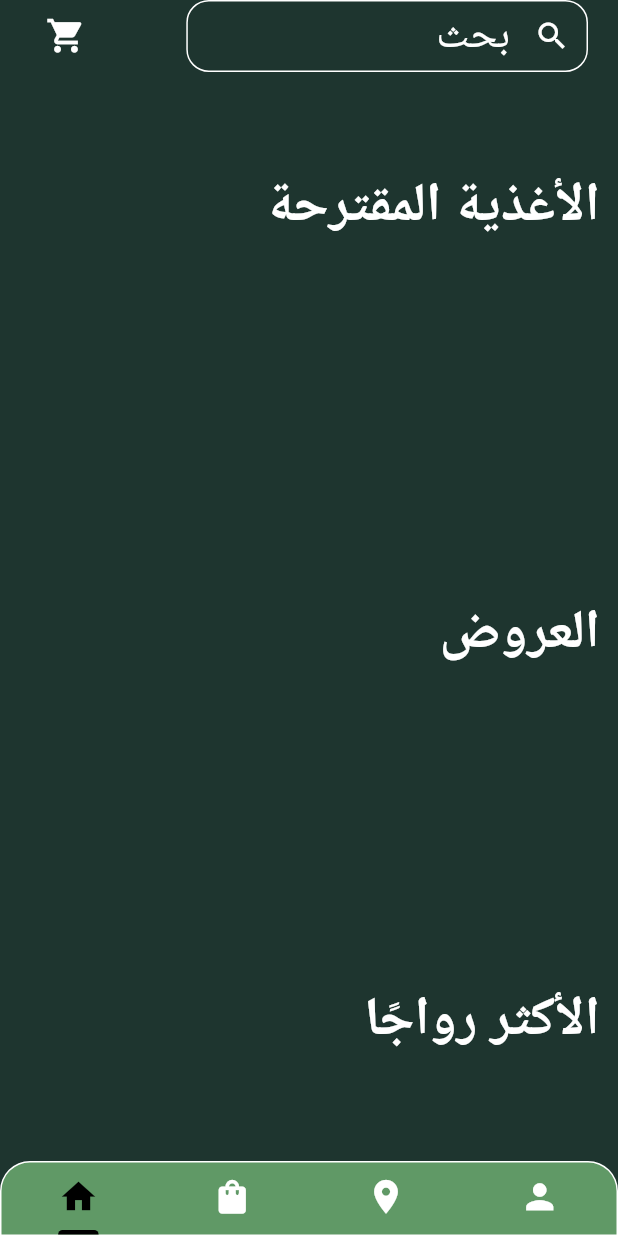
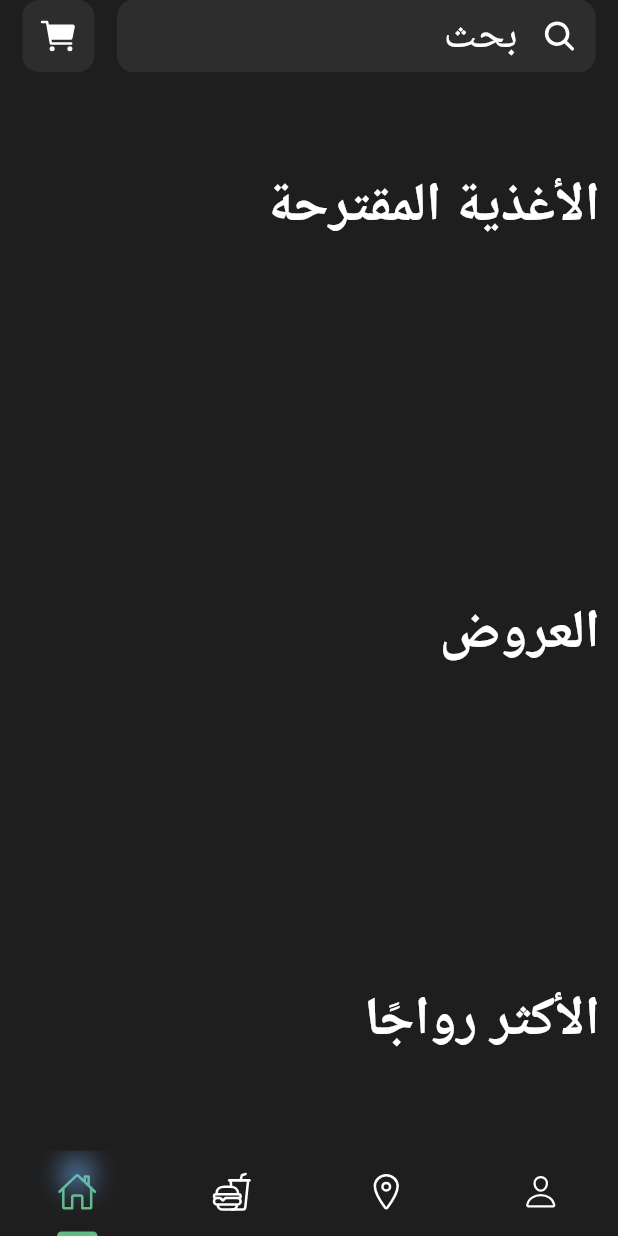
Before and after one commit to tux-1/tamweeny, a Flutter app: the NavigationView screen opened by its route, on a phone screen of 412 x 824 dp. Run offline on Flutter 3.47's test engine with Material 3 defaults, Android fonts, the phone set to English and light mode, and no system bars; our stand-ins replace flutter_map, flutter_riverpod, form_validator, geolocator, google_fonts, image_picker and 3 more; accounts and stored records are empty; network calls fail; Roboto replaces fonts that are missing (Lateef).

Commit message:
upgraded android version + updated UI

```diff
--- a/lib/features/cart/cart_screen.dart
+++ b/lib/features/cart/cart_screen.dart
@@ -4,7 +4,6 @@ import 'package:tamweeny/features/cart/widgets/checkout_item.dart';
 import 'package:tamweeny/generated/l10n.dart';
 
 import '../../providers/cart.dart';
-import '../../widgets/custom_scaffold.dart';
 import 'widgets/checkout_data.dart';
 
 class CartScreen extends ConsumerWidget {
@@ -13,7 +12,8 @@ class CartScreen extends ConsumerWidget {
   @override
   Widget build(BuildContext context, WidgetRef ref) {
     final cartData = ref.watch(asyncCartProvider.future);
-    return CustomScaffold(
+    return Scaffold(
+      // backgroundColor: ,
       appBar: AppBar(
         title: Text(
           S.of(context).shopping_cart,
--- a/lib/features/navigation_view.dart
+++ b/lib/features/navigation_view.dart
@@ -1,9 +1,9 @@
 import 'package:flutter/material.dart';
 import 'package:flutter/rendering.dart';
 import 'package:flutter_riverpod/flutter_riverpod.dart';
+import 'package:ionicons/ionicons.dart';
 
 import '../providers/filters.dart';
-import '../widgets/custom_scaffold.dart';
 import 'categories/categories_screen.dart';
 import 'home_screen.dart';
 import 'locations/locations_screen.dart';
@@ -67,6 +67,18 @@ class _NavigationScreenState extends ConsumerState<NavigationView>
 
   @override
   Widget build(BuildContext context) {
+    const tabDecoratedBox = DecoratedBox(
+      decoration: BoxDecoration(
+        boxShadow: [
+          BoxShadow(
+            color: Color(0xFF70B5FF),
+            blurRadius: 15,
+            offset: Offset(0, -25),
+            spreadRadius: -8,
+          )
+        ],
+      ),
+    );
     return PopScope(
       canPop: canPop,
       onPopInvoked: (didPop) {
@@ -91,25 +103,24 @@ class _NavigationScreenState extends ConsumerState<NavigationView>
           });
         }
       },
-      child: CustomScaffold(
-        showLogo: _tabController.index == 0 ? true : false,
+      child: Scaffold(
+        backgroundColor: const Color(0xff1E1E1E),
+        // showLogo: _tabController.index == 0 ? true : false,
         extendBody: true,
-        bottomNavigationBar: AnimatedContainer(
+        bottomNavigationBar: AnimatedSize(
+          duration: const Duration(milliseconds: 200),
+          child: Container(
+            clipBehavior: Clip.antiAlias,
+            height: _isVisible ? null : 0,
             width: double.infinity,
-          height: _isVisible ? 50 : 0,
-          duration: const Duration(milliseconds: 200),
-          decoration: BoxDecoration(
-            border: Border.all(color: Colors.white),
-            color: const Color(0xff609966),
-            borderRadius: const BorderRadius.only(
-              topRight: Radius.circular(20),
-              topLeft: Radius.circular(20),
-            ),
+            decoration: const BoxDecoration(
+              color: Color(0xff1E1E1E),
             ),
             child: TabBar(
                 dividerColor: Colors.transparent,
-              indicatorColor: _isVisible ? Colors.black : Colors.transparent,
-              labelColor: Colors.black, //Selected icon color
+                indicatorColor:
+                    _isVisible ? const Color(0xff61BC84) : Colors.transparent,
+                labelColor: const Color(0xff61BC84), //Selected icon color
                 unselectedLabelColor: Colors.white,
                 controller: _tabController,
                 onTap: (newIndex) {
@@ -118,21 +129,47 @@ class _NavigationScreenState extends ConsumerState<NavigationView>
                     setState(() {
                       canPop = false;
                     });
+                  } else {
+                    setState(() {});
                   }
                 },
-              tabs: const [
+                padding: EdgeInsets.zero,
+                labelPadding: EdgeInsets.zero,
+                indicatorPadding: EdgeInsets.zero,
+                tabs: [
                   // Profile Screen
-                Tab(icon: Icon(Icons.person, size: 27)),
+                  Tab(
+                    icon: const Icon(Ionicons.person_outline),
+                    iconMargin: EdgeInsets.zero,
+                    height: 55,
+                    child: _tabController.index == 0 ? tabDecoratedBox : null,
+                  ),
 
                   // Locations screen
-                Tab(icon: Icon(Icons.location_on, size: 27)),
+                  Tab(
+                    icon: const Icon(Ionicons.location_outline, size: 27),
+                    iconMargin: EdgeInsets.zero,
+                    height: 55,
+                    child: _tabController.index == 1 ? tabDecoratedBox : null,
+                  ),
 
                   // Categories screen
-                Tab(icon: Icon(Icons.shopping_bag_rounded, size: 27)),
+                  Tab(
+                    icon: const Icon(Ionicons.fast_food_outline, size: 27),
+                    iconMargin: EdgeInsets.zero,
+                    height: 55,
+                    child: _tabController.index == 2 ? tabDecoratedBox : null,
+                  ),
 
                   // HomePage
-                Tab(icon: Icon(Icons.home, size: 27)),
+                  Tab(
+                    icon: const Icon(Ionicons.home_outline, size: 27),
+                    iconMargin: EdgeInsets.zero,
+                    height: 55,
+                    child: _tabController.index == 3 ? tabDecoratedBox : null,
+                  ),
                 ]),
+          ),
         ),
         body: SafeArea(
           bottom: false,
--- a/lib/features/profile/providers/history.dart
+++ b/lib/features/profile/providers/history.dart
@@ -20,7 +20,8 @@ final ordersHistoryProvider = FutureProvider.autoDispose<List<HistoryOrder>>(
         'Accept': 'application/json',
       },
     );
-    final historyData = jsonDecode(response.body)[0] as List<dynamic>;
+
+    final historyData = jsonDecode(response.body) as List<dynamic>;
 
     for (final item in historyData) {
       items.add(HistoryOrder.fromJson(item));
--- a/lib/l10n/intl_ar.arb
+++ b/lib/l10n/intl_ar.arb
@@ -103,5 +103,9 @@
     "order_success": "تم إجراء الطلب بنجاح",
     "operation_number": "عملية رقم ",
     "success": "تمت بنجاح",
-    "date": "التاريخ "
+    "date": "التاريخ ",
+    "home": "الصفحة الرئيسية",
+    "categories": "الفئات",
+    "favorites": "المفضلة",
+    "profile": "الملف الشخصي"
 }
--- a/lib/l10n/intl_en.arb
+++ b/lib/l10n/intl_en.arb
@@ -103,5 +103,9 @@
     "order_success": "Order made successfully",
     "operation_number": "Operation number ",
     "success": "completed successfully",
-    "date": "Date "
+    "date": "Date ",
+    "home": "Home",
+    "categories": "Categories",
+    "favorites": "Favorites",
+    "profile": "Profile"
 }
--- a/lib/widgets/custom_scaffold.dart
+++ b/lib/widgets/custom_scaffold.dart
@@ -52,7 +52,7 @@ class CustomScaffold extends StatelessWidget {
   Widget build(BuildContext context) {
     final deviceSize = MediaQuery.of(context).size;
     return Scaffold(
-      backgroundColor: backgroundColor,
+      backgroundColor: backgroundColor ?? const Color(0xff1E352F),
       bottomNavigationBar: bottomNavigationBar,
       appBar: appBar,
       resizeToAvoidBottomInset: resizeToAvoidBottomInset,
@@ -68,7 +68,7 @@ class CustomScaffold extends StatelessWidget {
       drawerEdgeDragWidth: drawerEdgeDragWidth,
       body: Stack(
         children: [
-          if(showLogo)
+          if (showLogo)
             Container(
               alignment: Alignment.topCenter,
               padding: EdgeInsets.only(
--- a/pubspec.yaml
+++ b/pubspec.yaml
@@ -43,6 +43,7 @@ dependencies:
   intl: ^0.18.1
   latlong2: ^0.9.0
   shared_preferences: ^2.2.2
+  ionicons: ^0.2.2
 
 dev_dependencies:
   flutter_lints: ^2.0.0
```
Also changed, not shown: lib/features/cart/widgets/checkout_item.dart (+17 -12 lines), lib/features/categories/categories_screen.dart (+6 -3 lines), lib/features/categories/widgets/category_card.dart (+17 -6 lines), lib/theme.dart (+4 -5 lines), lib/widgets/custom_search_bar.dart (+29 -19 lines), lib/widgets/product_item.dart (+19 -7 lines), lib/generated/intl/messages_ar.dart, lib/generated/intl/messages_en.dart, lib/generated/l10n.dart, pubspec.lock, 9 other files. Lines whose indentation alone changed are shown as unchanged.
